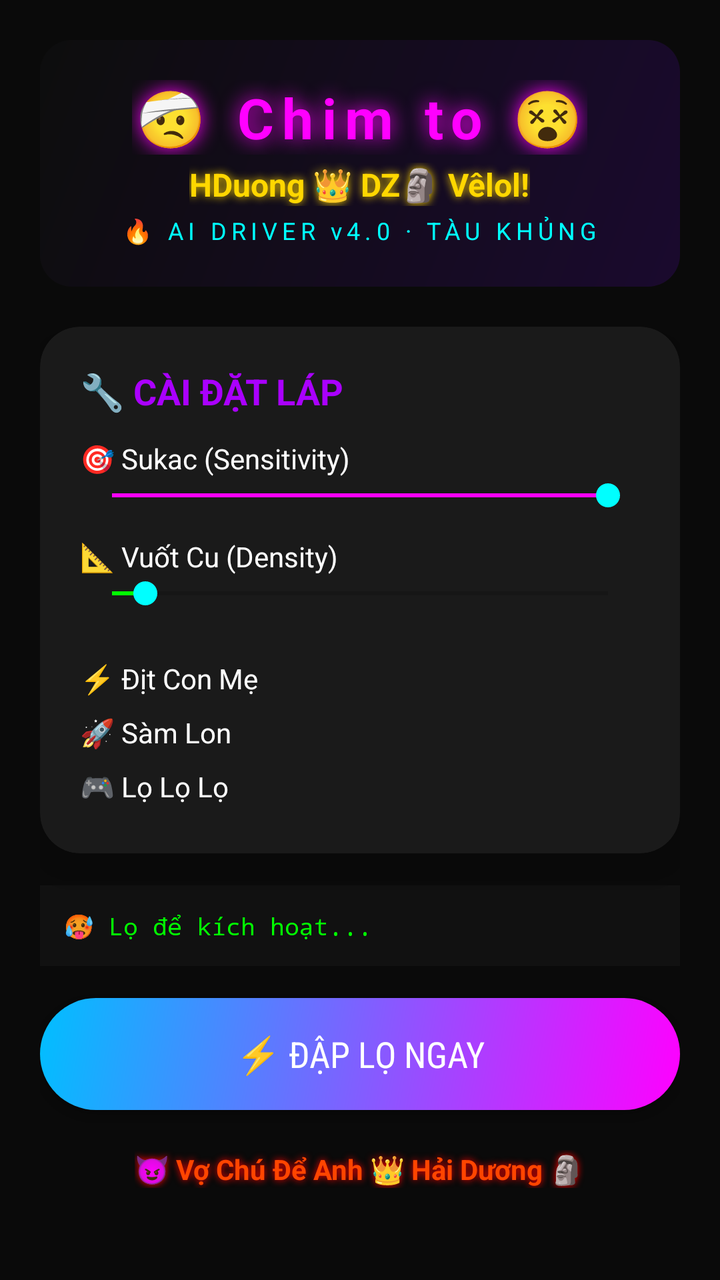
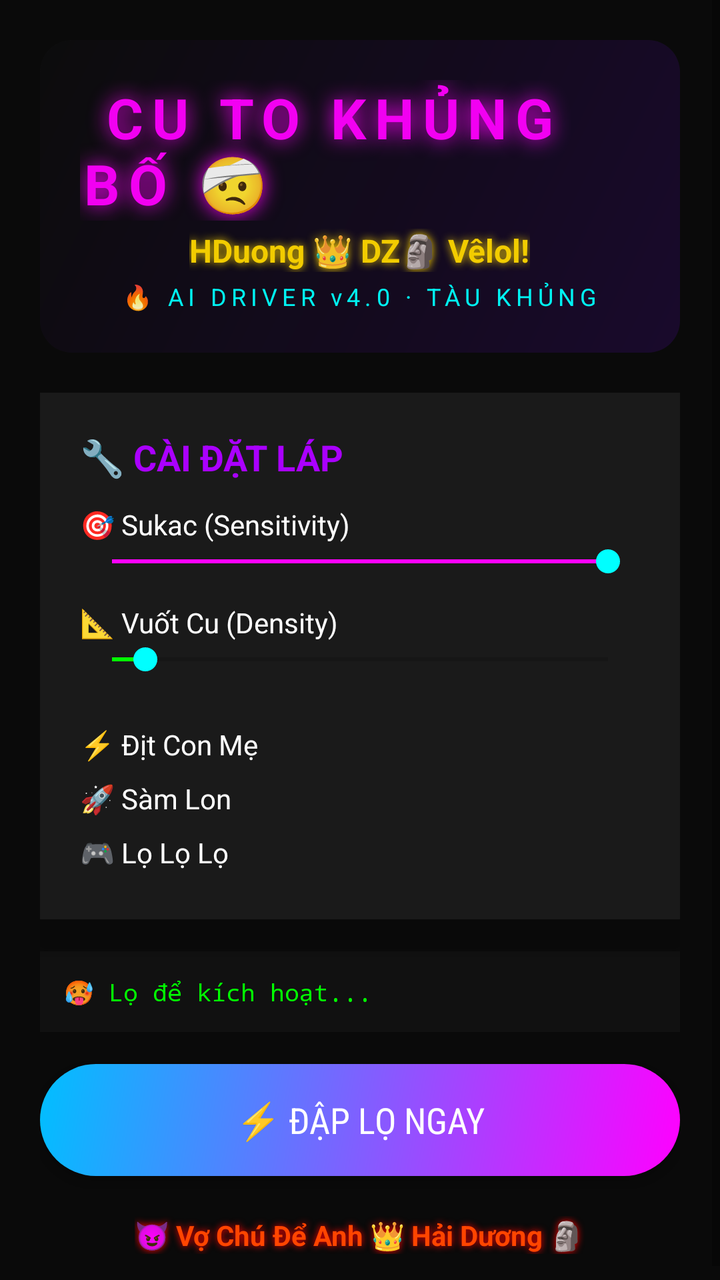

The first picture is an Android layout as it rendered before a commit; the second is the same layout after the commit. The layout source and the unified diff follow.
<!-- AndroidManifest.xml: application theme Theme.AppCompat.NoActionBar -->
<!-- res/layout/activity_main.xml -->
<?xml version="1.0" encoding="utf-8"?>
<ScrollView xmlns:android="http://schemas.android.com/apk/res/android"
    xmlns:app="http://schemas.android.com/apk/res-auto"
    android:layout_width="match_parent"
    android:layout_height="match_parent"
    android:background="#0A0A0A"
    android:fillViewport="true">

    <LinearLayout
        android:layout_width="match_parent"
        android:layout_height="wrap_content"
        android:orientation="vertical"
        android:padding="20dp"
        android:gravity="center_horizontal">

        <LinearLayout
            android:layout_width="match_parent"
            android:layout_height="wrap_content"
            android:orientation="vertical"
            android:gravity="center"
            android:background="@drawable/gradient_header"
            android:padding="20dp"
            android:layout_marginBottom="20dp">

            <TextView
                android:id="@+id/tvTitle"
                android:layout_width="wrap_content"
                android:layout_height="wrap_content"
                android:text="🤕 Chim to 😵"
                android:textColor="#FF00FF"
                android:textSize="28sp"
                android:textStyle="bold"
                android:shadowColor="#FF00FF"
                android:shadowDx="0"
                android:shadowDy="0"
                android:shadowRadius="25"
                android:letterSpacing="0.15" />

            <TextView
                android:layout_width="wrap_content"
                android:layout_height="wrap_content"
                android:text="HDuong 👑 DZ🗿 Vêlol!"
                android:textColor="#FFD700"
                android:textSize="16sp"
                android:textStyle="bold"
                android:shadowColor="#FFD700"
                android:shadowDx="0"
                android:shadowDy="0"
                android:shadowRadius="10"
                android:layout_marginTop="4dp" />

            <TextView
                android:layout_width="wrap_content"
                android:layout_height="wrap_content"
                android:text="🔥 AI DRIVER v4.0 · TÀU KHỦNG"
                android:textColor="#00FFFF"
                android:textSize="12sp"
                android:letterSpacing="0.2"
                android:layout_marginTop="4dp" />
        </LinearLayout>

        <androidx.cardview.widget.CardView
            android:layout_width="match_parent"
            android:layout_height="wrap_content"
            app:cardCornerRadius="20dp"
            app:cardBackgroundColor="#1A1A1A"
            app:cardElevation="12dp"
            android:layout_marginBottom="16dp">

            <LinearLayout
                android:layout_width="match_parent"
                android:layout_height="wrap_content"
                android:orientation="vertical"
                android:padding="20dp">

                <TextView
                    android:layout_width="wrap_content"
                    android:layout_height="wrap_content"
                    android:text="🔧 CÀI ĐẶT LÁP"
                    android:textColor="#AA00FF"
                    android:textSize="18sp"
                    android:textStyle="bold"
                    android:layout_marginBottom="12dp" />

                <TextView
                    android:layout_width="wrap_content"
                    android:layout_height="wrap_content"
                    android:text="🎯 Sukac (Sensitivity)"
                    android:textColor="#FFFFFF"
                    android:textSize="14sp" />
                <SeekBar
                    android:id="@+id/seekBarSensitivity"
                    android:layout_width="match_parent"
                    android:layout_height="wrap_content"
                    android:max="20000"
                    android:progress="20000"
                    android:progressTint="#FF00FF"
                    android:layout_marginBottom="12dp" />

                <TextView
                    android:layout_width="wrap_content"
                    android:layout_height="wrap_content"
                    android:text="📐 Vuốt Cu (Density)"
                    android:textColor="#FFFFFF"
                    android:textSize="14sp" />
                <SeekBar
                    android:id="@+id/seekBarDensity"
                    android:layout_width="match_parent"
                    android:layout_height="wrap_content"
                    android:max="400"
                    android:min="100"
                    android:progress="120"
                    android:progressTint="#00FF00"
                    android:layout_marginBottom="12dp" />

                <LinearLayout android:layout_width="match_parent" android:layout_height="wrap_content"
                    android:orientation="horizontal" android:layout_marginTop="8dp">
                    <TextView android:layout_width="0dp" android:layout_height="wrap_content"
                        android:layout_weight="1" android:text="⚡ Địt Con Mẹ" android:textColor="#FFFFFF" />
                    <Switch android:id="@+id/switchSuperTouch" android:checked="true" android:thumbTint="#FF00FF" />
                </LinearLayout>

                <LinearLayout android:layout_width="match_parent" android:layout_height="wrap_content"
                    android:orientation="horizontal">
                    <TextView android:layout_width="0dp" android:layout_height="wrap_content"
                        android:layout_weight="1" android:text="🚀 Sàm Lon" android:textColor="#FFFFFF" />
                    <Switch android:id="@+id/switchPointerSpeed" android:checked="true" android:thumbTint="#00BFFF" />
                </LinearLayout>

                <LinearLayout android:layout_width="match_parent" android:layout_height="wrap_content"
                    android:orientation="horizontal">
                    <TextView android:layout_width="0dp" android:layout_height="wrap_content"
                        android:layout_weight="1" android:text="🎮 Lọ Lọ Lọ" android:textColor="#FFFFFF" />
                    <Switch android:id="@+id/switchDispatch" android:thumbTint="#FF00FF" />
                </LinearLayout>

            </LinearLayout>
        </androidx.cardview.widget.CardView>

        <TextView
            android:id="@+id/tvStatus"
            android:layout_width="match_parent"
            android:layout_height="wrap_content"
            android:text="🥵 Lọ để kích hoạt..."
            android:textColor="#00FF00"
            android:textSize="12sp"
            android:fontFamily="monospace"
            android:padding="12dp"
            android:background="#111111"
            android:layout_marginBottom="16dp" />

        <Button
            android:id="@+id/btnActivate"
            android:layout_width="match_parent"
            android:layout_height="56dp"
            android:text="⚡ ĐẬP LỌ NGAY"
            android:textSize="18sp"
            android:textColor="#FFFFFF"
            android:background="@drawable/btn_gradient"
            android:fontFamily="sans-serif-condensed"
            android:elevation="8dp" />

        <TextView
            android:layout_width="wrap_content"
            android:layout_height="wrap_content"
            android:layout_marginTop="20dp"
            android:text="😈 Vợ Chú Để Anh 👑 Hải Dương 🗿"
            android:textColor="#FF4500"
            android:textSize="14sp"
            android:textStyle="bold"
            android:shadowColor="#FF0000"
            android:shadowDx="0"
            android:shadowDy="0"
            android:shadowRadius="8" />

    </LinearLayout>
</ScrollView>
<!-- resources referenced by this layout -->
<resources>
  <!-- drawable btn_gradient (drawable) -->
  <?xml version="1.0" encoding="utf-8"?>
  <shape xmlns:android="http://schemas.android.com/apk/res/android">
      <gradient
          android:startColor="#FF00FF"
          android:endColor="#00BFFF"
          android:angle="135" />
      <corners android:radius="28dp" />
  </shape>
  <!-- drawable gradient_header (drawable) -->
  <?xml version="1.0" encoding="utf-8"?>
  <shape xmlns:android="http://schemas.android.com/apk/res/android">
      <gradient
          android:startColor="#1A0A2E"
          android:endColor="#0D0D0D"
          android:angle="135" />
      <corners android:radius="16dp" />
  </shape>
  <style name="Theme.AppCompat.NoActionBar" parent="Theme.AppCompat.Light.NoActionBar">
          <item name="colorPrimary">@color/colorPrimary</item>
          <item name="colorPrimaryDark">@color/colorPrimaryDark</item>
          <item name="colorAccent">@color/colorAccent</item>
          <item name="android:windowBackground">@color/bgDark</item>
          <item name="android:windowIsTranslucent">false</item>
          <item name="android:windowContentTransitions">false</item>
      </style>
  <color name="colorPrimary">#FF00FF</color>
  <color name="colorPrimaryDark">#880088</color>
  <color name="colorAccent">#00FFFF</color>
  <color name="bgDark">#0A0A0A</color>
</resources>

<!-- the commit's change to res/layout/activity_main.xml (unified diff, before → after) -->
@@ -1,6 +1,5 @@
 <?xml version="1.0" encoding="utf-8"?>
 <ScrollView xmlns:android="http://schemas.android.com/apk/res/android"
-    xmlns:app="http://schemas.android.com/apk/res-auto"
     android:layout_width="match_parent"
     android:layout_height="match_parent"
     android:background="#0A0A0A"
@@ -13,6 +12,7 @@
         android:padding="20dp"
         android:gravity="center_horizontal">
 
+        
         <LinearLayout
             android:layout_width="match_parent"
             android:layout_height="wrap_content"
@@ -20,13 +20,14 @@
             android:gravity="center"
             android:background="@drawable/gradient_header"
             android:padding="20dp"
-            android:layout_marginBottom="20dp">
+            android:layout_marginBottom="20dp"
+            android:alpha="0.95">
 
             <TextView
                 android:id="@+id/tvTitle"
                 android:layout_width="wrap_content"
                 android:layout_height="wrap_content"
-                android:text="🤕 Chim to 😵"
+                android:text=" CU TO KHỦNG BỐ 🤕"
                 android:textColor="#FF00FF"
                 android:textSize="28sp"
                 android:textStyle="bold"
@@ -59,84 +60,80 @@
                 android:layout_marginTop="4dp" />
         </LinearLayout>
 
-        <androidx.cardview.widget.CardView
+        
+        <LinearLayout
             android:layout_width="match_parent"
             android:layout_height="wrap_content"
-            app:cardCornerRadius="20dp"
-            app:cardBackgroundColor="#1A1A1A"
-            app:cardElevation="12dp"
+            android:orientation="vertical"
+            android:padding="20dp"
+            android:background="#1A1A1A"
+            android:elevation="12dp"
             android:layout_marginBottom="16dp">
 
-            <LinearLayout
+            <TextView
+                android:layout_width="wrap_content"
+                android:layout_height="wrap_content"
+                android:text="🔧 CÀI ĐẶT LÁP"
+                android:textColor="#AA00FF"
+                android:textSize="18sp"
+                android:textStyle="bold"
+                android:layout_marginBottom="12dp" />
+
+            <TextView
+                android:layout_width="wrap_content"
+                android:layout_height="wrap_content"
+                android:text="🎯 Sukac (Sensitivity)"
+                android:textColor="#FFFFFF"
+                android:textSize="14sp" />
+            <SeekBar
+                android:id="@+id/seekBarSensitivity"
                 android:layout_width="match_parent"
                 android:layout_height="wrap_content"
-                android:orientation="vertical"
-                android:padding="20dp">
+                android:max="20000"
+                android:progress="20000"
+                android:progressTint="#FF00FF"
+                android:layout_marginBottom="12dp" />
 
-                <TextView
-                    android:layout_width="wrap_content"
-                    android:layout_height="wrap_content"
-                    android:text="🔧 CÀI ĐẶT LÁP"
-                    android:textColor="#AA00FF"
-                    android:textSize="18sp"
-                    android:textStyle="bold"
-                    android:layout_marginBottom="12dp" />
+            <TextView
+                android:layout_width="wrap_content"
+                android:layout_height="wrap_content"
+                android:text="📐 Vuốt Cu (Density)"
+                android:textColor="#FFFFFF"
+                android:textSize="14sp" />
+            <SeekBar
+                android:id="@+id/seekBarDensity"
+                android:layout_width="match_parent"
+                android:layout_height="wrap_content"
+                android:max="400"
+                android:min="100"
+                android:progress="120"
+                android:progressTint="#00FF00"
+                android:layout_marginBottom="12dp" />
 
-                <TextView
-                    android:layout_width="wrap_content"
-                    android:layout_height="wrap_content"
-                    android:text="🎯 Sukac (Sensitivity)"
-                    android:textColor="#FFFFFF"
-                    android:textSize="14sp" />
-                <SeekBar
-                    android:id="@+id/seekBarSensitivity"
-                    android:layout_width="match_parent"
-                    android:layout_height="wrap_content"
-                    android:max="20000"
-                    android:progress="20000"
-                    android:progressTint="#FF00FF"
-                    android:layout_marginBottom="12dp" />
+            <LinearLayout android:layout_width="match_parent" android:layout_height="wrap_content"
+                android:orientation="horizontal" android:layout_marginTop="8dp">
+                <TextView android:layout_width="0dp" android:layout_height="wrap_content"
+                    android:layout_weight="1" android:text="⚡ Địt Con Mẹ" android:textColor="#FFFFFF" />
+                <Switch android:id="@+id/switchSuperTouch" android:checked="true" android:thumbTint="#FF00FF" />
+            </LinearLayout>
 
-                <TextView
-                    android:layout_width="wrap_content"
-                    android:layout_height="wrap_content"
-                    android:text="📐 Vuốt Cu (Density)"
-                    android:textColor="#FFFFFF"
-                    android:textSize="14sp" />
-                <SeekBar
-                    android:id="@+id/seekBarDensity"
-                    android:layout_width="match_parent"
-                    android:layout_height="wrap_content"
-                    android:max="400"
-                    android:min="100"
-                    android:progress="120"
-                    android:progressTint="#00FF00"
-                    android:layout_marginBottom="12dp" />
+            <LinearLayout android:layout_width="match_parent" android:layout_height="wrap_content"
+                android:orientation="horizontal">
+                <TextView android:layout_width="0dp" android:layout_height="wrap_content"
+                    android:layout_weight="1" android:text="🚀 Sàm Lon" android:textColor="#FFFFFF" />
+                <Switch android:id="@+id/switchPointerSpeed" android:checked="true" android:thumbTint="#00BFFF" />
+            </LinearLayout>
 
-                <LinearLayout android:layout_width="match_parent" android:layout_height="wrap_content"
-                    android:orientation="horizontal" android:layout_marginTop="8dp">
-                    <TextView android:layout_width="0dp" android:layout_height="wrap_content"
-                        android:layout_weight="1" android:text="⚡ Địt Con Mẹ" android:textColor="#FFFFFF" />
-                    <Switch android:id="@+id/switchSuperTouch" android:checked="true" android:thumbTint="#FF00FF" />
-                </LinearLayout>
+            <LinearLayout android:layout_width="match_parent" android:layout_height="wrap_content"
+                android:orientation="horizontal">
+                <TextView android:layout_width="0dp" android:layout_height="wrap_content"
+                    android:layout_weight="1" android:text="🎮 Lọ Lọ Lọ" android:textColor="#FFFFFF" />
+                <Switch android:id="@+id/switchDispatch" android:thumbTint="#FF00FF" />
+            </LinearLayout>
 
-                <LinearLayout android:layout_width="match_parent" android:layout_height="wrap_content"
-                    android:orientation="horizontal">
-                    <TextView android:layout_width="0dp" android:layout_height="wrap_content"
-                        android:layout_weight="1" android:text="🚀 Sàm Lon" android:textColor="#FFFFFF" />
-                    <Switch android:id="@+id/switchPointerSpeed" android:checked="true" android:thumbTint="#00BFFF" />
-                </LinearLayout>
+        </LinearLayout>
 
-                <LinearLayout android:layout_width="match_parent" android:layout_height="wrap_content"
-                    android:orientation="horizontal">
-                    <TextView android:layout_width="0dp" android:layout_height="wrap_content"
-                        android:layout_weight="1" android:text="🎮 Lọ Lọ Lọ" android:textColor="#FFFFFF" />
-                    <Switch android:id="@+id/switchDispatch" android:thumbTint="#FF00FF" />
-                </LinearLayout>
-
-            </LinearLayout>
-        </androidx.cardview.widget.CardView>
-
+        
         <TextView
             android:id="@+id/tvStatus"
             android:layout_width="match_parent"
@@ -149,6 +146,7 @@
             android:background="#111111"
             android:layout_marginBottom="16dp" />
 
+        
         <Button
             android:id="@+id/btnActivate"
             android:layout_width="match_parent"
@@ -160,6 +158,7 @@
             android:fontFamily="sans-serif-condensed"
             android:elevation="8dp" />
 
+        
         <TextView
             android:layout_width="wrap_content"
             android:layout_height="wrap_content"
